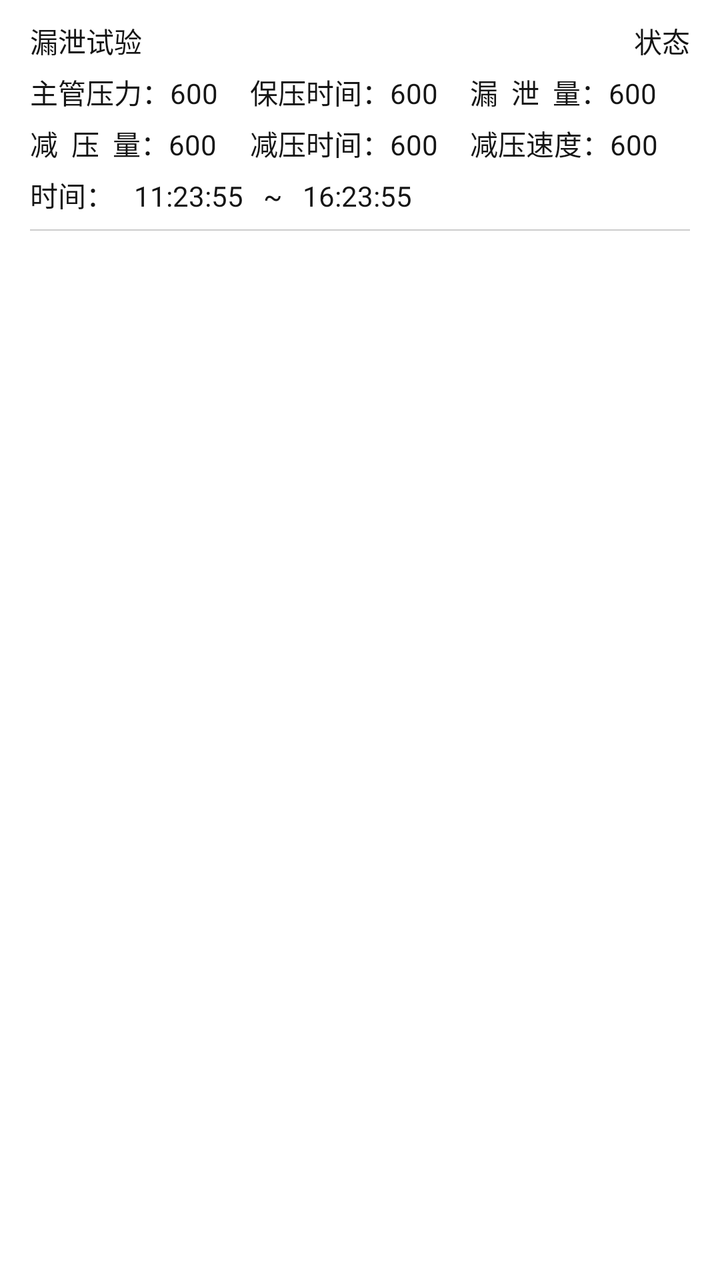
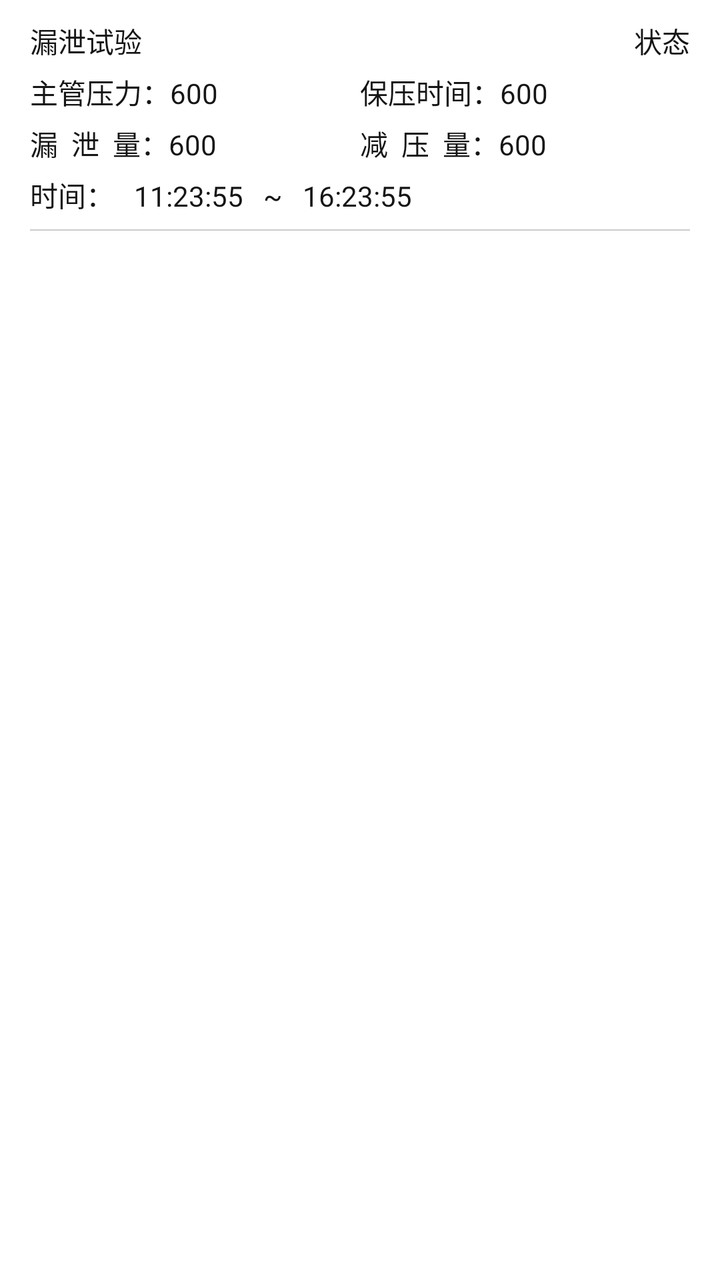

An Android layout rendered at two revisions. The XML below is the earlier revision; the diff shows what the commit changed to produce the second picture.
<!-- AndroidManifest.xml: application theme Theme.AppCompat.Light.NoActionBar -->
<!-- res/layout/item_test.xml -->
<?xml version="1.0" encoding="utf-8"?>
<LinearLayout
    xmlns:android="http://schemas.android.com/apk/res/android"
    android:orientation="vertical"
    android:background="@color/color_white"
    android:layout_width="match_parent"
    android:layout_height="match_parent"
    android:paddingLeft="@dimen/space_15"
    android:paddingRight="@dimen/space_15">
    <RelativeLayout
        android:layout_width="match_parent"
        android:layout_height="wrap_content"
        android:layout_marginTop="@dimen/space_10"
        android:layout_marginBottom="@dimen/space_5">
        <TextView
            android:id="@+id/item_status"
            android:layout_width="wrap_content"
            android:layout_height="wrap_content"
            android:text="状态"
            android:textColor="@color/color_black"
            android:textSize="@dimen/text_size_14"
            android:layout_alignParentRight="true"/>

        <TextView
            android:id="@+id/item_testName"
            android:layout_width="match_parent"
            android:layout_height="wrap_content"
            android:text="漏泄试验"
            android:textColor="@color/color_black"
            android:textSize="@dimen/text_size_14"
            android:layout_toLeftOf="@id/item_status"
            android:layout_marginRight="@dimen/space_10"/>
    </RelativeLayout>
    <LinearLayout
        android:layout_width="match_parent"
        android:layout_height="wrap_content"
        android:layout_marginBottom="@dimen/space_5">
        <LinearLayout
            android:layout_width="0dp"
            android:layout_height="wrap_content"
            android:layout_weight="1">
            <TextView
                android:layout_width="wrap_content"
                android:layout_height="wrap_content"
                android:text="主管压力："
                android:textColor="@color/color_black"
                android:textSize="@dimen/text_size_14"/>
            <TextView
                android:id="@+id/item_pressureValue"
                android:layout_width="wrap_content"
                android:layout_height="wrap_content"
                android:text="600"
                android:textColor="@color/color_black"
                android:textSize="@dimen/text_size_14"/>
        </LinearLayout>
        <LinearLayout
            android:layout_width="0dp"
            android:layout_height="wrap_content"
            android:layout_weight="1">
            <TextView
                android:layout_width="wrap_content"
                android:layout_height="wrap_content"
                android:text="保压时间："
                android:textColor="@color/color_black"
                android:textSize="@dimen/text_size_14"/>
            <TextView
                android:id="@+id/item_keepTime"
                android:layout_width="wrap_content"
                android:layout_height="wrap_content"
                android:text="600"
                android:textColor="@color/color_black"
                android:textSize="@dimen/text_size_14"/>
        </LinearLayout>
        <LinearLayout
            android:layout_width="0dp"
            android:layout_height="wrap_content"
            android:layout_weight="1">
            <TextView
                android:layout_width="wrap_content"
                android:layout_height="wrap_content"
                android:text="漏  泄  量："
                android:textColor="@color/color_black"
                android:textSize="@dimen/text_size_14"/>
            <TextView
                android:id="@+id/item_leakValue"
                android:layout_width="wrap_content"
                android:layout_height="wrap_content"
                android:text="600"
                android:textColor="@color/color_black"
                android:textSize="@dimen/text_size_14"/>
        </LinearLayout>
    </LinearLayout>
    <LinearLayout
        android:layout_width="match_parent"
        android:layout_height="wrap_content"
        android:layout_marginBottom="@dimen/space_5">
        <LinearLayout
            android:layout_width="0dp"
            android:layout_height="wrap_content"
            android:layout_weight="1">
            <TextView
                android:layout_width="wrap_content"
                android:layout_height="wrap_content"
                android:text="减  压  量："
                android:textColor="@color/color_black"
                android:textSize="@dimen/text_size_14"/>
            <TextView
                android:id="@+id/item_dropValue"
                android:layout_width="wrap_content"
                android:layout_height="wrap_content"
                android:text="600"
                android:textColor="@color/color_black"
                android:textSize="@dimen/text_size_14"/>
        </LinearLayout>
        <LinearLayout
            android:layout_width="0dp"
            android:layout_height="wrap_content"
            android:layout_weight="1">
            <TextView
                android:layout_width="wrap_content"
                android:layout_height="wrap_content"
                android:text="减压时间："
                android:textColor="@color/color_black"
                android:textSize="@dimen/text_size_14"/>
            <TextView
                android:id="@+id/item_dropTime"
                android:layout_width="wrap_content"
                android:layout_height="wrap_content"
                android:text="600"
                android:textColor="@color/color_black"
                android:textSize="@dimen/text_size_14"/>
        </LinearLayout>
        <LinearLayout
            android:layout_width="0dp"
            android:layout_height="wrap_content"
            android:layout_weight="1">
            <TextView
                android:layout_width="wrap_content"
                android:layout_height="wrap_content"
                android:text="减压速度："
                android:textColor="@color/color_black"
                android:textSize="@dimen/text_size_14"/>
            <TextView
                android:id="@+id/item_dropSpeed"
                android:layout_width="wrap_content"
                android:layout_height="wrap_content"
                android:text="600"
                android:textColor="@color/color_black"
                android:textSize="@dimen/text_size_14"/>
        </LinearLayout>
    </LinearLayout>
    <LinearLayout
        android:layout_width="match_parent"
        android:layout_height="wrap_content"
        android:orientation="horizontal">
        <TextView
            android:layout_width="wrap_content"
            android:layout_height="wrap_content"
            android:text="时间："
            android:textColor="@color/color_black"
            android:textSize="@dimen/text_size_14"
            android:layout_marginRight="@dimen/space_10" />
        <TextView
            android:id="@+id/item_testStartTime"
            android:layout_width="wrap_content"
            android:layout_height="wrap_content"
            android:text="11:23:55"
            android:textColor="@color/color_black"
            android:textSize="@dimen/text_size_14"
            android:layout_marginRight="@dimen/space_10" />
        <TextView
            android:layout_width="wrap_content"
            android:layout_height="wrap_content"
            android:text="~"
            android:textColor="@color/color_black"
            android:textSize="@dimen/text_size_14"
            android:layout_marginRight="@dimen/space_10" />
        <TextView
            android:id="@+id/item_testEndTime"
            android:layout_width="wrap_content"
            android:layout_height="wrap_content"
            android:text="16:23:55"
            android:textColor="@color/color_black"
            android:textSize="@dimen/text_size_14"
            android:layout_marginRight="@dimen/space_10" />
    </LinearLayout>
    <View
        android:layout_width="match_parent"
        android:layout_height="0.5dp"
        android:background="@color/color_gray_c"
        android:layout_marginBottom="@dimen/space_1"
        android:layout_marginTop="@dimen/space_7"/>
</LinearLayout>
<!-- resources referenced by this layout -->
<resources>
  <color name="color_black">#151515</color>
  <color name="color_gray_c">#CCCCCC</color>
  <color name="color_white">#FFFFFF</color>
  <dimen name="space_1">1dp</dimen>
  <dimen name="space_10">10dp</dimen>
  <dimen name="space_15">15dp</dimen>
  <dimen name="space_5">5dp</dimen>
  <dimen name="space_7">7dp</dimen>
  <dimen name="text_size_14">14sp</dimen>
</resources>

<!-- the commit's change to res/layout/item_test.xml (unified diff, before → after) -->
@@ -71,6 +71,11 @@
                 android:textColor="@color/color_black"
                 android:textSize="@dimen/text_size_14"/>
         </LinearLayout>
+    </LinearLayout>
+    <LinearLayout
+        android:layout_width="match_parent"
+        android:layout_height="wrap_content"
+        android:layout_marginBottom="@dimen/space_5">
         <LinearLayout
             android:layout_width="0dp"
             android:layout_height="wrap_content"
@@ -89,11 +94,6 @@
                 android:textColor="@color/color_black"
                 android:textSize="@dimen/text_size_14"/>
         </LinearLayout>
-    </LinearLayout>
-    <LinearLayout
-        android:layout_width="match_parent"
-        android:layout_height="wrap_content"
-        android:layout_marginBottom="@dimen/space_5">
         <LinearLayout
             android:layout_width="0dp"
             android:layout_height="wrap_content"
@@ -106,42 +106,6 @@
                 android:textSize="@dimen/text_size_14"/>
             <TextView
                 android:id="@+id/item_dropValue"
-                android:layout_width="wrap_content"
-                android:layout_height="wrap_content"
-                android:text="600"
-                android:textColor="@color/color_black"
-                android:textSize="@dimen/text_size_14"/>
-        </LinearLayout>
-        <LinearLayout
-            android:layout_width="0dp"
-            android:layout_height="wrap_content"
-            android:layout_weight="1">
-            <TextView
-                android:layout_width="wrap_content"
-                android:layout_height="wrap_content"
-                android:text="减压时间："
-                android:textColor="@color/color_black"
-                android:textSize="@dimen/text_size_14"/>
-            <TextView
-                android:id="@+id/item_dropTime"
-                android:layout_width="wrap_content"
-                android:layout_height="wrap_content"
-                android:text="600"
-                android:textColor="@color/color_black"
-                android:textSize="@dimen/text_size_14"/>
-        </LinearLayout>
-        <LinearLayout
-            android:layout_width="0dp"
-            android:layout_height="wrap_content"
-            android:layout_weight="1">
-            <TextView
-                android:layout_width="wrap_content"
-                android:layout_height="wrap_content"
-                android:text="减压速度："
-                android:textColor="@color/color_black"
-                android:textSize="@dimen/text_size_14"/>
-            <TextView
-                android:id="@+id/item_dropSpeed"
                 android:layout_width="wrap_content"
                 android:layout_height="wrap_content"
                 android:text="600"
